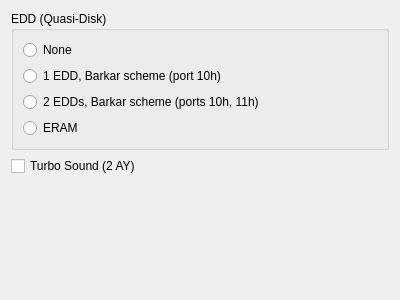
First picture: the form in src/qt/qtVectorConfig.ui, repository vpyk/emu80v4, before the edit.
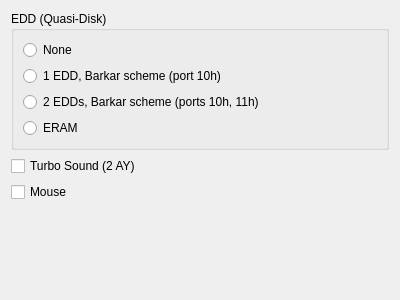
Second picture: the form after the edit.

Commit message: Add mouse options and switch Specialist mouse interface to 'connect'

The edit to the form file:
```diff
--- a/src/qt/qtVectorConfig.ui
+++ b/src/qt/qtVectorConfig.ui
@@ -73,6 +73,13 @@
      </property>
     </widget>
    </item>
+   <item>
+    <widget class="QCheckBox" name="mouseCheckBox">
+     <property name="text">
+      <string>Mouse</string>
+     </property>
+    </widget>
+   </item>
    <item>
     <spacer name="verticalSpacer">
      <property name="orientation">
```
Left out of the diff: 8 changed lines with no effect on the pictures. The commit also changes 13 other files.
